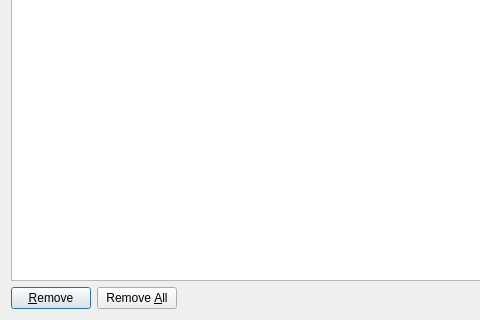
This is src/history/history.ui in IT-Space-2026/arktos as Qt 5 draws it before an edit; both pictures show x 0 to 480 and y 130 to 450 of the 758 by 450 pixel window. The edited form follows.
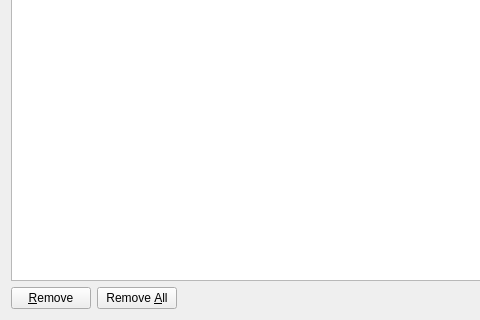
This is the edited form. Custom widgets are drawn as their Qt base class.

Commit message: HIST02: 'Show All History' opens as a tab instead of a floating dialog

What changed in the file:
```diff
--- a/src/history/history.ui
+++ b/src/history/history.ui
@@ -1,6 +1,6 @@
 <ui version="4.0" >
  <class>HistoryDialog</class>
- <widget class="QDialog" name="HistoryDialog" >
+ <widget class="QWidget" name="HistoryDialog" >
   <property name="geometry" >
    <rect>
     <x>0</x>
```
Left out of the diff: 19 changed lines with no effect on the pictures. The commit also changes 10 other files.
